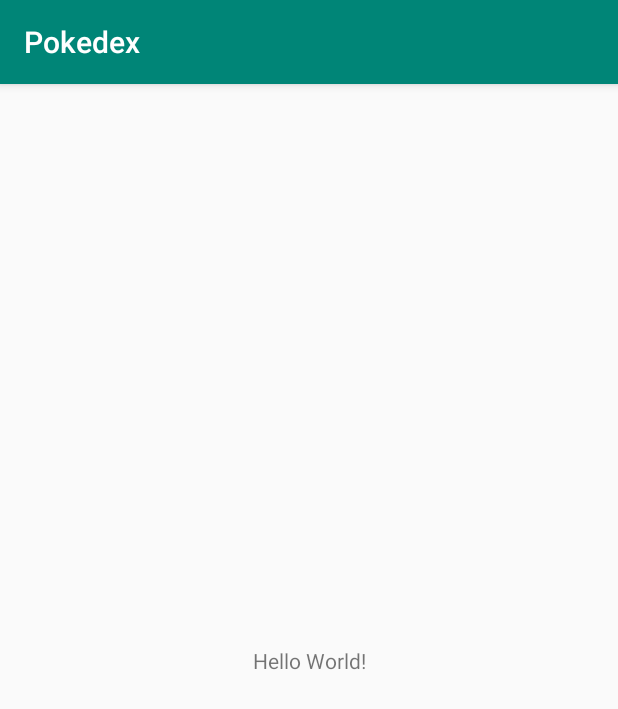
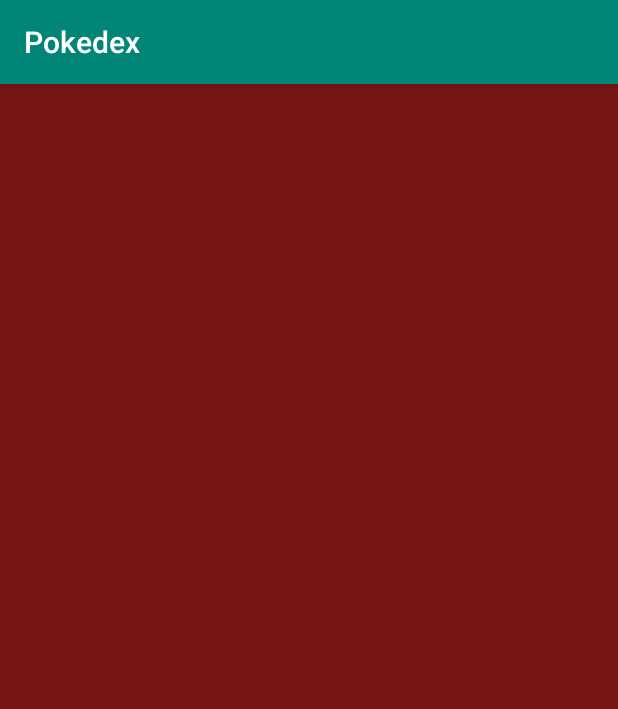
Before and after one commit to Proyectos-Universidad/pokedex, an Android app: the screen it shows after launch (MainActivity), on a phone screen of 412 x 824 dp. Shown: the top 709 px of the screen. Run offline under Robolectric (Android 15) with nearby library versions, the phone set to English and light mode, and no system bars.

Commit message:
Background color setting

```diff
--- a/app/src/main/res/layout/activity_main.xml
+++ b/app/src/main/res/layout/activity_main.xml
@@ -6,13 +6,10 @@
     android:layout_height="match_parent"
     tools:context=".MainActivity">
 
-    <TextView
-        android:layout_width="wrap_content"
-        android:layout_height="wrap_content"
-        android:text="Hello World!"
-        app:layout_constraintBottom_toBottomOf="parent"
-        app:layout_constraintLeft_toLeftOf="parent"
-        app:layout_constraintRight_toRightOf="parent"
-        app:layout_constraintTop_toTopOf="parent" />
+    <RelativeLayout
+        android:layout_width="match_parent"
+        android:layout_height="match_parent"
+        android:background="@color/backgroundColor">
 
+    </RelativeLayout>
 </androidx.constraintlayout.widget.ConstraintLayout>
--- a/app/src/main/res/values/colors.xml
+++ b/app/src/main/res/values/colors.xml
@@ -1,6 +1,7 @@
 <?xml version="1.0" encoding="utf-8"?>
 <resources>
     <color name="colorPrimary">#008577</color>
+    <color name="backgroundColor">#FF771414</color>>
     <color name="colorPrimaryDark">#00574B</color>
     <color name="colorAccent">#D81B60</color>
 </resources>
```
